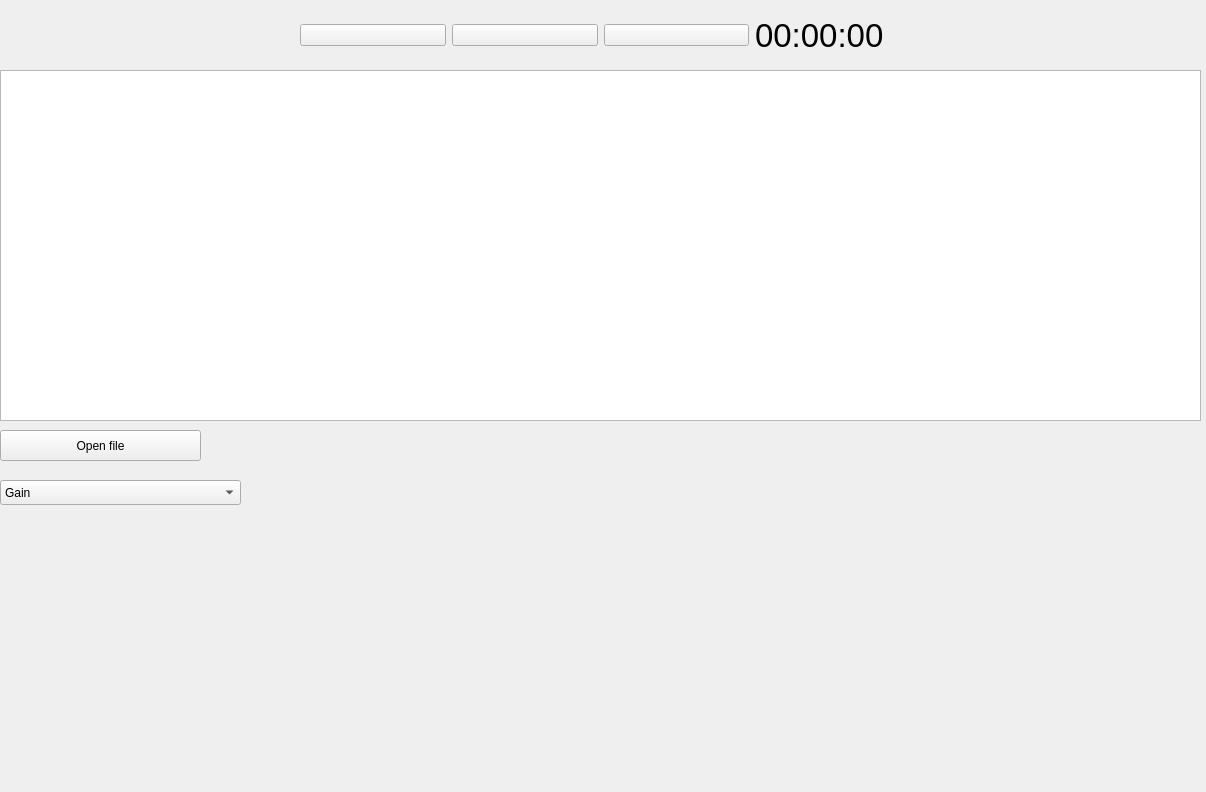
Above: src/app/MainWindow.ui from artemious3/aedit before the change. Below: the same form after it.
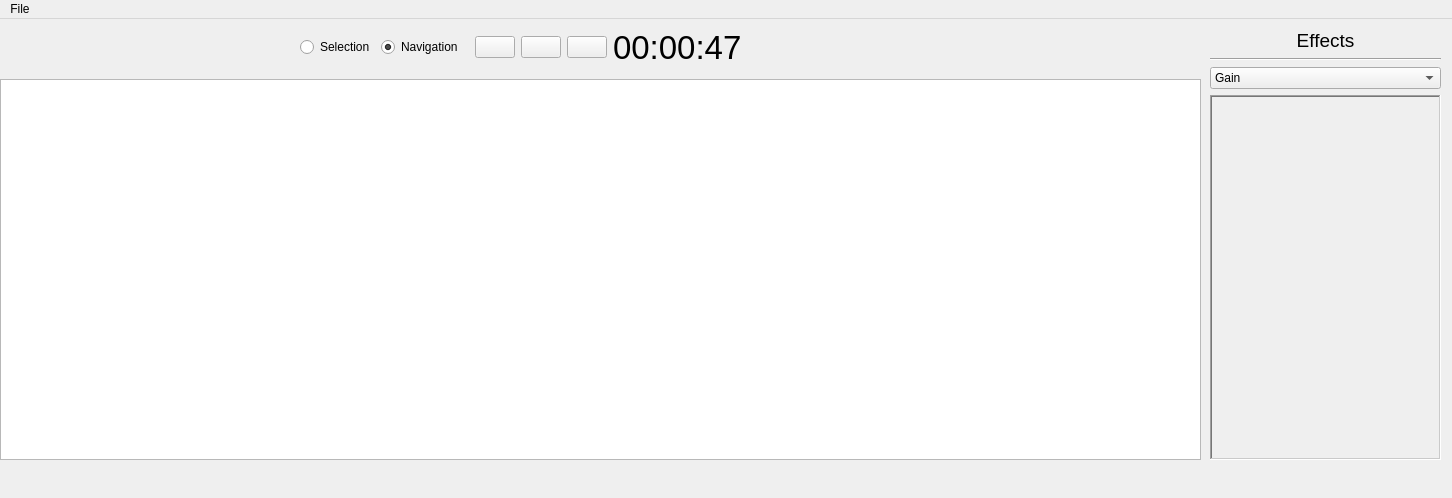
That is the form after the change. Icons and pictures are not drawn.

Commit message: Major change with many effects added

Diff of the .ui file:
```diff
--- a/src/app/MainWindow.ui
+++ b/src/app/MainWindow.ui
@@ -1,29 +1,151 @@
 <?xml version="1.0" encoding="UTF-8"?>
 <ui version="4.0">
  <class>ae::MainWindow</class>
- <widget class="QWidget" name="ae::MainWindow">
+ <widget class="QMainWindow" name="ae::MainWindow">
   <property name="geometry">
    <rect>
     <x>0</x>
     <y>0</y>
-    <width>1206</width>
-    <height>792</height>
+    <width>1452</width>
+    <height>498</height>
    </rect>
   </property>
   <property name="windowTitle">
    <string>MainWindow</string>
   </property>
+  <widget class="QWidget" name="centralwidget">
+   <widget class="QGraphicsView" name="timeline">
+    <property name="geometry">
+     <rect>
+      <x>0</x>
+      <y>60</y>
+      <width>1201</width>
+      <height>381</height>
+     </rect>
+    </property>
+   </widget>
+   <widget class="QLabel" name="fnameLabel">
+    <property name="geometry">
+     <rect>
+      <x>0</x>
+      <y>450</y>
+      <width>1201</width>
+      <height>17</height>
+     </rect>
+    </property>
+    <property name="text">
+     <string/>
+    </property>
+   </widget>
+   <widget class="QWidget" name="verticalLayoutWidget">
+    <property name="geometry">
+     <rect>
+      <x>1210</x>
+      <y>10</y>
+      <width>231</width>
+      <height>431</height>
+     </rect>
+    </property>
+    <layout class="QVBoxLayout" name="verticalLayout_2">
+     <item>
+      <widget class="QLabel" name="label_2">
+       <property name="sizePolicy">
+        <sizepolicy hsizetype="Preferred" vsizetype="Minimum">
+         <horstretch>0</horstretch>
+         <verstretch>0</verstretch>
+        </sizepolicy>
+       </property>
+       <property name="font">
+        <font>
+         <pointsize>14</pointsize>
+        </font>
+       </property>
+       <property name="text">
+        <string>Effects</string>
+       </property>
+       <property name="alignment">
+        <set>Qt::AlignCenter</set>
+       </property>
+      </widget>
+     </item>
+     <item>
+      <widget class="Line" name="line">
+       <property name="orientation">
+        <enum>Qt::Horizontal</enum>
+       </property>
+      </widget>
+     </item>
+     <item>
+      <widget class="QComboBox" name="effectsBox">
+       <item>
+        <property name="text">
+         <string>Gain</string>
+        </property>
+       </item>
+       <item>
+        <property name="text">
+         <string>Reverb</string>
+        </property>
+       </item>
+       <item>
+        <property name="text">
+         <string>TimePitch</string>
+        </property>
+       </item>
+       <item>
+        <property name="text">
+         <string>Pitch</string>
+        </property>
+       </item>
+       <item>
+        <property name="text">
+         <string>Chorus</string>
+        </property>
+       </item>
+       <item>
+        <property name="text">
+         <string>Robotiser</string>
+        </property>
+       </item>
+       <item>
+        <property name="text">
+         <string>Low/High-pass</string>
+        </property>
+       </item>
+       <item>
+        <property name="text">
+         <string/>
+        </property>
+       </item>
+      </widget>
+     </item>
+     <item>
+      <widget class="QFrame" name="effectWidget">
+       <property name="sizePolicy">
+        <sizepolicy hsizetype="Preferred" vsizetype="Expanding">
+         <horstretch>0</horstretch>
+         <verstretch>0</verstretch>
+        </sizepolicy>
+       </property>
+       <property name="frameShape">
+        <enum>QFrame::WinPanel</enum>
+       </property>
+       <property name="frameShadow">
+        <enum>QFrame::Sunken</enum>
+       </property>
+      </widget>
+     </item>
+    </layout>
+   </widget>
   <widget class="QWidget" name="layoutWidget">
    <property name="geometry">
     <rect>
      <x>0</x>
      <y>10</y>
      <width>1201</width>
-     <height>51</height>
-    </rect>
-   </property>
-   <layout class="QVBoxLayout" name="verticalLayout">
-    <item>
+      <height>48</height>
+     </rect>
+    </property>
      <layout class="QHBoxLayout" name="horizontalLayout">
       <property name="sizeConstraint">
        <enum>QLayout::SetFixedSize</enum>
@@ -34,6 +156,26 @@
       <property name="rightMargin">
        <number>300</number>
       </property>
+     <item>
+      <widget class="QRadioButton" name="selButton">
+       <property name="text">
+        <string>Selection</string>
+       </property>
+      </widget>
+     </item>
+     <item>
+      <widget class="QRadioButton" name="navButton">
+       <property name="text">
+        <string>Navigation</string>
+       </property>
+       <property name="checked">
+        <bool>true</bool>
+       </property>
+      </widget>
+     </item>
+     <item>
+      <widget class="QWidget" name="widget" native="true"/>
+     </item>
       <item>
        <widget class="QPushButton" name="playBtn">
         <property name="text">
@@ -77,72 +219,38 @@
          </font>
         </property>
         <property name="text">
-         <string>00:00:00</string>
+        <string>00:00:47</string>
         </property>
        </widget>
       </item>
      </layout>
-    </item>
-   </layout>
-  </widget>
-  <widget class="QGraphicsView" name="timeline">
-   <property name="geometry">
-    <rect>
-     <x>0</x>
-     <y>70</y>
-     <width>1201</width>
-     <height>351</height>
-    </rect>
-   </property>
+   </widget>
   </widget>
-  <widget class="QPushButton" name="openFileBtn">
+  <widget class="QMenuBar" name="menuBar">
    <property name="geometry">
     <rect>
      <x>0</x>
-     <y>430</y>
-     <width>201</width>
-     <height>31</height>
+     <y>0</y>
+     <width>1452</width>
+     <height>22</height>
     </rect>
    </property>
-   <property name="text">
-    <string>Open file</string>
-   </property>
-  </widget>
-  <widget class="QWidget" name="effectWidget" native="true">
-   <property name="geometry">
-    <rect>
-     <x>310</x>
-     <y>450</y>
-     <width>531</width>
-     <height>301</height>
-    </rect>
-   </property>
+   <widget class="QMenu" name="menuFile">
+    <property name="title">
+     <string>File</string>
+    </property>
+    <addaction name="actionOpen"/>
+   </widget>
+   <addaction name="menuFile"/>
   </widget>
-  <widget class="QComboBox" name="comboBox">
-   <property name="geometry">
-    <rect>
-     <x>0</x>
-     <y>480</y>
-     <width>241</width>
-     <height>25</height>
-    </rect>
-   </property>
-   <item>
+  <action name="actionOpen">
     <property name="text">
-     <string>Gain</string>
-    </property>
-   </item>
-   <item>
-    <property name="text">
-     <string>EQ</string>
-    </property>
-   </item>
-   <item>
-    <property name="text">
-     <string/>
-    </property>
-   </item>
-  </widget>
+    <string>Open</string>
+   </property>
+   <property name="shortcut">
+    <string>Ctrl+O</string>
+   </property>
+  </action>
  </widget>
  <resources/>
  <connections/>
```
Left out of the diff: 15 changed lines with no effect on the pictures. Lines whose indentation alone changed are shown as unchanged. The commit also changes 28 other files.
